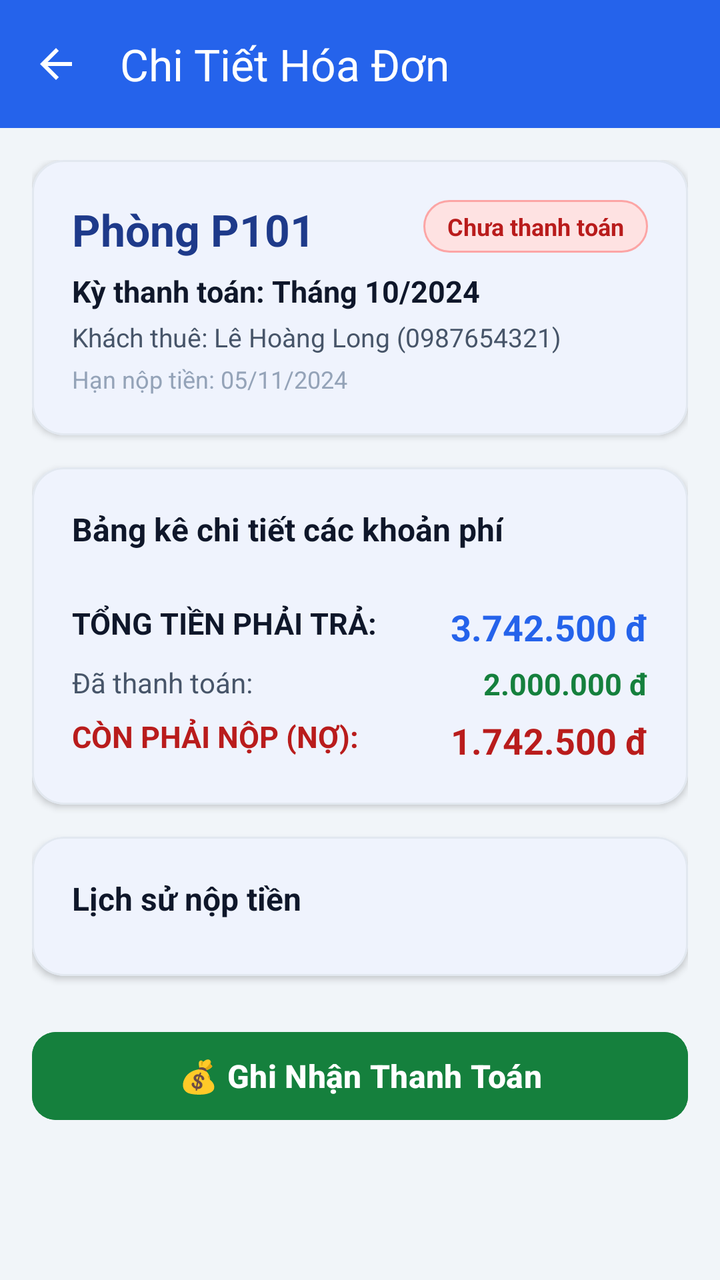
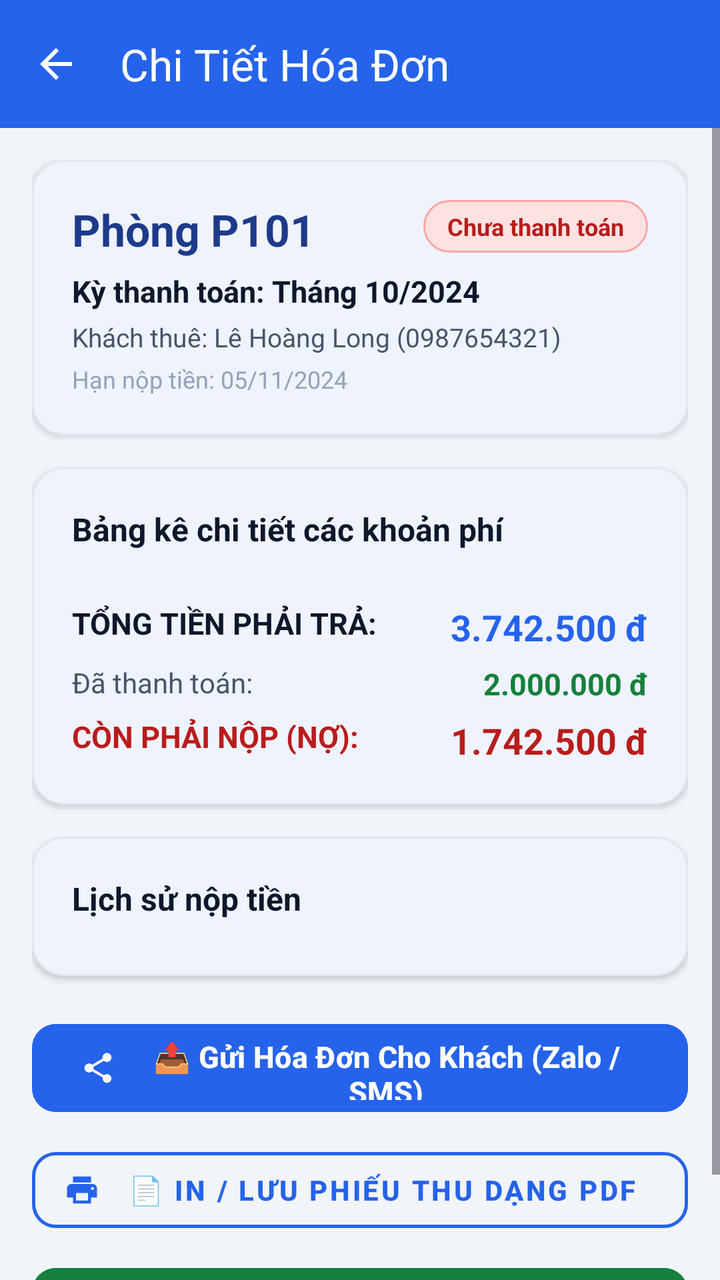

The first picture is an Android layout as it rendered before a commit; the second is the same layout after the commit. The layout source and the unified diff follow.
<!-- AndroidManifest.xml: application theme Theme.QLPhongTro -->
<!-- res/layout/activity_invoice_detail.xml -->
<?xml version="1.0" encoding="utf-8"?>
<androidx.coordinatorlayout.widget.CoordinatorLayout
    xmlns:android="http://schemas.android.com/apk/res/android"
    xmlns:app="http://schemas.android.com/apk/res-auto"
    android:layout_width="match_parent"
    android:layout_height="match_parent"
    android:background="@color/background">

    <com.google.android.material.appbar.AppBarLayout
        android:layout_width="match_parent"
        android:layout_height="wrap_content">

        <com.google.android.material.appbar.MaterialToolbar
            android:id="@+id/toolbar"
            android:layout_width="match_parent"
            android:layout_height="?attr/actionBarSize"
            android:background="@color/primary"
            app:navigationIcon="@drawable/ic_arrow_back"
            app:title="Chi Tiết Hóa Đơn"
            app:titleTextColor="@color/text_white" />
    </com.google.android.material.appbar.AppBarLayout>

    <ScrollView
        android:layout_width="match_parent"
        android:layout_height="match_parent"
        android:fillViewport="true"
        app:layout_behavior="@string/appbar_scrolling_view_behavior">

        <LinearLayout
            android:layout_width="match_parent"
            android:layout_height="wrap_content"
            android:orientation="vertical"
            android:padding="16dp">

            
            <com.google.android.material.card.MaterialCardView
                android:layout_width="match_parent"
                android:layout_height="wrap_content"
                app:cardCornerRadius="16dp"
                app:cardElevation="2dp"
                app:strokeWidth="1dp"
                app:strokeColor="@color/divider"
                app:cardBackgroundColor="@color/surface">

                <LinearLayout
                    android:layout_width="match_parent"
                    android:layout_height="wrap_content"
                    android:orientation="vertical"
                    android:padding="20dp">

                    <RelativeLayout
                        android:layout_width="match_parent"
                        android:layout_height="wrap_content">

                        <TextView
                            android:id="@+id/tvInvoiceRoom"
                            android:layout_width="wrap_content"
                            android:layout_height="wrap_content"
                            android:text="Phòng P101"
                            android:textColor="@color/primary_dark"
                            android:textSize="22sp"
                            android:textStyle="bold" />

                        <TextView
                            android:id="@+id/tvInvoiceStatusBadge"
                            style="@style/BadgeStatus"
                            android:layout_width="wrap_content"
                            android:layout_height="wrap_content"
                            android:layout_alignParentEnd="true"
                            android:background="@drawable/bg_badge_unpaid"
                            android:text="Chưa thanh toán"
                            android:textColor="@color/status_unpaid_text" />
                    </RelativeLayout>

                    <TextView
                        android:id="@+id/tvInvoicePeriod"
                        android:layout_width="wrap_content"
                        android:layout_height="wrap_content"
                        android:layout_marginTop="6dp"
                        android:text="Kỳ thanh toán: Tháng 10/2024"
                        android:textColor="@color/text_primary"
                        android:textSize="15sp"
                        android:textStyle="bold" />

                    <TextView
                        android:id="@+id/tvInvoiceTenant"
                        android:layout_width="wrap_content"
                        android:layout_height="wrap_content"
                        android:layout_marginTop="4dp"
                        android:text="Khách thuê: Lê Hoàng Long (0987654321)"
                        android:textColor="@color/text_secondary"
                        android:textSize="13sp" />

                    <TextView
                        android:id="@+id/tvInvoiceDueDate"
                        android:layout_width="wrap_content"
                        android:layout_height="wrap_content"
                        android:layout_marginTop="4dp"
                        android:text="Hạn nộp tiền: 05/11/2024"
                        android:textColor="@color/text_muted"
                        android:textSize="12sp" />
                </LinearLayout>
            </com.google.android.material.card.MaterialCardView>

            
            <com.google.android.material.card.MaterialCardView
                android:layout_width="match_parent"
                android:layout_height="wrap_content"
                android:layout_marginTop="16dp"
                app:cardCornerRadius="16dp"
                app:cardElevation="2dp"
                app:strokeWidth="1dp"
                app:strokeColor="@color/divider"
                app:cardBackgroundColor="@color/surface">

                <LinearLayout
                    android:layout_width="match_parent"
                    android:layout_height="wrap_content"
                    android:orientation="vertical"
                    android:padding="20dp">

                    <TextView
                        android:layout_width="wrap_content"
                        android:layout_height="wrap_content"
                        android:text="Bảng kê chi tiết các khoản phí"
                        android:textColor="@color/text_primary"
                        android:textSize="16sp"
                        android:textStyle="bold" />

                    <androidx.recyclerview.widget.RecyclerView
                        android:id="@+id/rvInvoiceItems"
                        android:layout_width="match_parent"
                        android:layout_height="wrap_content"
                        android:layout_marginTop="12dp"
                        android:nestedScrollingEnabled="false" />

                    <RelativeLayout
                        android:layout_width="match_parent"
                        android:layout_height="wrap_content"
                        android:layout_marginTop="14dp">

                        <TextView
                            android:layout_width="wrap_content"
                            android:layout_height="wrap_content"
                            android:text="TỔNG TIỀN PHẢI TRẢ:"
                            android:textColor="@color/text_primary"
                            android:textSize="15sp"
                            android:textStyle="bold" />

                        <TextView
                            android:id="@+id/tvTotalAmount"
                            android:layout_width="wrap_content"
                            android:layout_height="wrap_content"
                            android:layout_alignParentEnd="true"
                            android:text="3.742.500 đ"
                            android:textColor="@color/primary"
                            android:textSize="18sp"
                            android:textStyle="bold" />
                    </RelativeLayout>

                    <RelativeLayout
                        android:layout_width="match_parent"
                        android:layout_height="wrap_content"
                        android:layout_marginTop="6dp">

                        <TextView
                            android:layout_width="wrap_content"
                            android:layout_height="wrap_content"
                            android:text="Đã thanh toán:"
                            android:textColor="@color/text_secondary"
                            android:textSize="14sp" />

                        <TextView
                            android:id="@+id/tvPaidAmount"
                            android:layout_width="wrap_content"
                            android:layout_height="wrap_content"
                            android:layout_alignParentEnd="true"
                            android:text="2.000.000 đ"
                            android:textColor="@color/status_paid_text"
                            android:textSize="15sp"
                            android:textStyle="bold" />
                    </RelativeLayout>

                    <RelativeLayout
                        android:layout_width="match_parent"
                        android:layout_height="wrap_content"
                        android:layout_marginTop="6dp">

                        <TextView
                            android:layout_width="wrap_content"
                            android:layout_height="wrap_content"
                            android:text="CÒN PHẢI NỘP (NỢ):"
                            android:textColor="@color/status_unpaid_text"
                            android:textSize="15sp"
                            android:textStyle="bold" />

                        <TextView
                            android:id="@+id/tvRemainingDebt"
                            android:layout_width="wrap_content"
                            android:layout_height="wrap_content"
                            android:layout_alignParentEnd="true"
                            android:text="1.742.500 đ"
                            android:textColor="@color/status_unpaid_text"
                            android:textSize="18sp"
                            android:textStyle="bold" />
                    </RelativeLayout>

                </LinearLayout>
            </com.google.android.material.card.MaterialCardView>

            
            <com.google.android.material.card.MaterialCardView
                android:layout_width="match_parent"
                android:layout_height="wrap_content"
                android:layout_marginTop="16dp"
                app:cardCornerRadius="16dp"
                app:cardElevation="2dp"
                app:strokeWidth="1dp"
                app:strokeColor="@color/divider"
                app:cardBackgroundColor="@color/surface">

                <LinearLayout
                    android:layout_width="match_parent"
                    android:layout_height="wrap_content"
                    android:orientation="vertical"
                    android:padding="20dp">

                    <TextView
                        android:layout_width="wrap_content"
                        android:layout_height="wrap_content"
                        android:text="Lịch sử nộp tiền"
                        android:textColor="@color/text_primary"
                        android:textSize="16sp"
                        android:textStyle="bold" />

                    <androidx.recyclerview.widget.RecyclerView
                        android:id="@+id/rvPayments"
                        android:layout_width="match_parent"
                        android:layout_height="wrap_content"
                        android:layout_marginTop="8dp"
                        android:nestedScrollingEnabled="false" />

                    <TextView
                        android:id="@+id/tvNoPayments"
                        android:layout_width="match_parent"
                        android:layout_height="wrap_content"
                        android:layout_marginTop="6dp"
                        android:text="Chưa có lần thanh toán nào"
                        android:textColor="@color/text_muted"
                        android:textSize="13sp"
                        android:visibility="gone" />

                </LinearLayout>
            </com.google.android.material.card.MaterialCardView>

            
            <com.google.android.material.button.MaterialButton
                android:id="@+id/btnAddPayment"
                android:layout_width="match_parent"
                android:layout_height="52dp"
                android:layout_marginTop="24dp"
                android:backgroundTint="@color/status_paid_text"
                android:text="💰 Ghi Nhận Thanh Toán"
                android:textSize="16sp"
                android:textStyle="bold"
                app:cornerRadius="12dp" />

        </LinearLayout>
    </ScrollView>
</androidx.coordinatorlayout.widget.CoordinatorLayout>
<!-- resources referenced by this layout -->
<resources>
  <color name="background">#F1F5F9</color>
  <color name="divider">#E2E8F0</color>
  <color name="primary">#2563EB</color>
  <color name="primary_dark">#1E3A8A</color>
  <color name="status_paid_text">#15803D</color>
  <color name="status_unpaid_text">#B91C1C</color>
  <color name="surface">#FFFFFF</color>
  <color name="text_muted">#94A3B8</color>
  <color name="text_primary">#0F172A</color>
  <color name="text_secondary">#475569</color>
  <color name="text_white">#FFFFFF</color>
  <!-- drawable bg_badge_unpaid (drawable) -->
  <?xml version="1.0" encoding="utf-8"?>
  <shape xmlns:android="http://schemas.android.com/apk/res/android"
      android:shape="rectangle">
      <corners android:radius="20dp" />
      <solid android:color="@color/status_unpaid_bg" />
      <stroke android:width="1dp" android:color="#FCA5A5" />
  </shape>
  <!-- drawable ic_arrow_back (drawable) -->
  <vector xmlns:android="http://schemas.android.com/apk/res/android"
      android:width="24dp"
      android:height="24dp"
      android:viewportWidth="24"
      android:viewportHeight="24">
      <path
          android:fillColor="#FFFFFFFF"
          android:pathData="M20,11H7.83l5.59,-5.59L12,4l-8,8 8,8 1.41,-1.41L7.83,13H20v-2z"/>
  </vector>
  <style name="BadgeStatus">
          <item name="android:textSize">12sp</item>
          <item name="android:textStyle">bold</item>
          <item name="android:paddingStart">12dp</item>
          <item name="android:paddingEnd">12dp</item>
          <item name="android:paddingTop">5dp</item>
          <item name="android:paddingBottom">5dp</item>
      </style>
  <style name="Theme.QLPhongTro" parent="Theme.Material3.DayNight.NoActionBar">
          
          <item name="colorPrimary">@color/primary</item>
          <item name="colorOnPrimary">@color/text_white</item>
          <item name="colorPrimaryDark">@color/primary_dark</item>
          <item name="colorPrimaryContainer">@color/primary_container</item>
          <item name="colorOnPrimaryContainer">@color/on_primary_container</item>
          <item name="colorSecondary">@color/secondary</item>
          <item name="colorSurface">@color/surface</item>
          <item name="colorOnSurface">@color/text_primary</item>
          <item name="colorOutline">@color/divider</item>
          <item name="android:statusBarColor">@color/primary_dark</item>
          <item name="android:windowBackground">@color/background</item>
          <item name="android:navigationBarColor">@color/surface</item>
          <item name="android:textColorPrimary">@color/text_primary</item>
      </style>
  <color name="status_unpaid_bg">#FEE2E2</color>
  <color name="primary_container">#EFF6FF</color>
  <color name="on_primary_container">#1E40AF</color>
  <color name="secondary">#0D9488</color>
</resources>

<!-- the commit's change to res/layout/activity_invoice_detail.xml (unified diff, before → after) -->
@@ -255,13 +255,45 @@
 
             
             <com.google.android.material.button.MaterialButton
+                android:id="@+id/btnExportInvoice"
+                android:layout_width="match_parent"
+                android:layout_height="52dp"
+                android:layout_marginTop="20dp"
+                android:backgroundTint="@color/primary"
+                android:text="📤 Gửi Hóa Đơn Cho Khách (Zalo / SMS)"
+                android:textColor="@color/text_white"
+                android:textSize="15sp"
+                android:textStyle="bold"
+                app:icon="@drawable/ic_share"
+                app:iconTint="@color/text_white"
+                app:cornerRadius="12dp" />
+
+            
+            <com.google.android.material.button.MaterialButton
+                android:id="@+id/btnPrintInvoice"
+                style="@style/Widget.MaterialComponents.Button.OutlinedButton"
+                android:layout_width="match_parent"
+                android:layout_height="50dp"
+                android:layout_marginTop="10dp"
+                android:text="📄 In / Lưu Phiếu Thu Dạng PDF"
+                android:textColor="@color/primary"
+                android:textSize="14sp"
+                android:textStyle="bold"
+                app:icon="@drawable/ic_print"
+                app:iconTint="@color/primary"
+                app:strokeColor="@color/primary"
+                app:strokeWidth="1.5dp"
+                app:cornerRadius="12dp" />
+
+            
+            <com.google.android.material.button.MaterialButton
                 android:id="@+id/btnAddPayment"
                 android:layout_width="match_parent"
                 android:layout_height="52dp"
-                android:layout_marginTop="24dp"
+                android:layout_marginTop="10dp"
                 android:backgroundTint="@color/status_paid_text"
                 android:text="💰 Ghi Nhận Thanh Toán"
-                android:textSize="16sp"
+                android:textSize="15sp"
                 android:textStyle="bold"
                 app:cornerRadius="12dp" />
 
<!-- resource entries referenced after the edit -->
@@ -29,6 +29,26 @@
           android:fillColor="#FFFFFFFF"
           android:pathData="M20,11H7.83l5.59,-5.59L12,4l-8,8 8,8 1.41,-1.41L7.83,13H20v-2z"/>
   </vector>
+  <!-- drawable ic_print (drawable) -->
+  <vector xmlns:android="http://schemas.android.com/apk/res/android"
+      android:width="24dp"
+      android:height="24dp"
+      android:viewportWidth="24"
+      android:viewportHeight="24">
+    <path
+        android:fillColor="@android:color/white"
+        android:pathData="M19,8H5c-1.66,0 -3,1.34 -3,3v6h4v4h12v-4h4v-6c0,-1.66 -1.34,-3 -3,-3zM16,19H8v-5h8v5zM19,12c-0.55,0 -1,-0.45 -1,-1s0.45,-1 1,-1 1,0.45 1,1 -0.45,1 -1,1zM18,3H6v4h12V3z"/>
+  </vector>
+  <!-- drawable ic_share (drawable) -->
+  <vector xmlns:android="http://schemas.android.com/apk/res/android"
+      android:width="24dp"
+      android:height="24dp"
+      android:viewportWidth="24"
+      android:viewportHeight="24">
+    <path
+        android:fillColor="@android:color/white"
+        android:pathData="M18,16.08c-0.76,0 -1.44,0.3 -1.96,0.77L8.91,12.7c0.05,-0.23 0.09,-0.46 0.09,-0.7s-0.04,-0.47 -0.09,-0.7l7.05,-4.11c0.54,0.5 1.25,0.81 2.04,0.81 1.66,0 3,-1.34 3,-3s-1.34,-3 -3,-3 -3,1.34 -3,3c0,0.24 0.04,0.47 0.09,0.7L8.04,9.81C7.5,9.31 6.79,9 6,9c-1.66,0 -3,1.34 -3,3s1.34,3 3,3c0.79,0 1.5,-0.31 2.04,-0.81l7.12,4.16c-0.05,0.21 -0.08,0.43 -0.08,0.65 0,1.61 1.31,2.92 2.92,2.92s2.92,-1.31 2.92,-2.92c0,-1.61 -1.31,-2.92 -2.92,-2.92z"/>
+  </vector>
   <style name="BadgeStatus">
           <item name="android:textSize">12sp</item>
           <item name="android:textStyle">bold</item>
